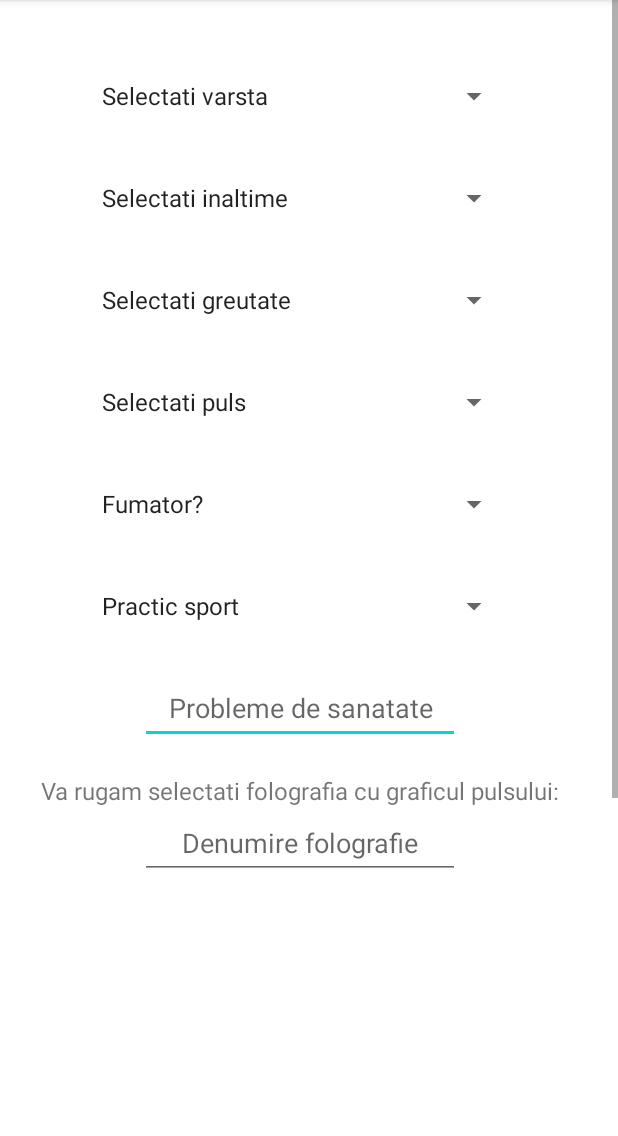
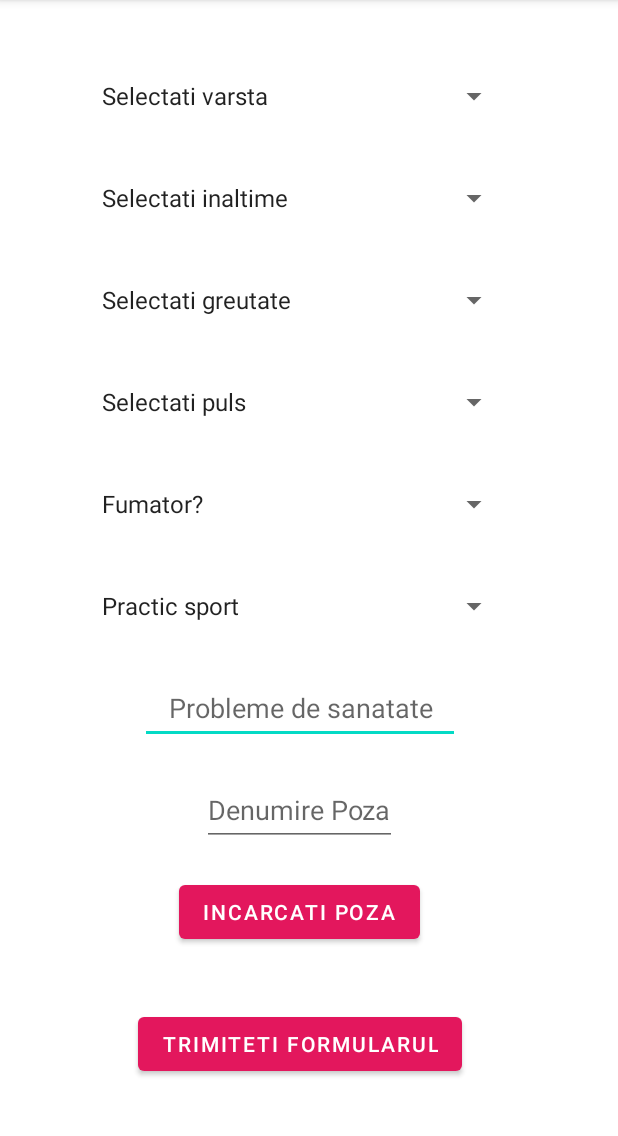
Before and after one commit to ralucaborca/Proiect_CHS_SMA, an Android app: the FormularPacient_activity screen opened directly, with no data from a screen before it, on a phone screen of 412 x 824 dp, the part 84-1220 px from its top. Run offline under Robolectric (Android 15) with nearby library versions, the phone set to English and light mode, and no system bars; our stand-ins replace Firebase (no records; nobody signed in at launch, a user with empty details on screens opened directly).

```diff
--- a/app/src/main/java/com/example/proiect_chs_sma/FormularPacient_activity.java
+++ b/app/src/main/java/com/example/proiect_chs_sma/FormularPacient_activity.java
@@ -30,21 +30,15 @@ import java.util.Date;
 import java.util.Locale;
 
 public class FormularPacient_activity extends AppCompatActivity{
-    private EditText  problemes, id_pacient, denumire;
+    private EditText  problemes, id_pacient, denumire1;
     private Spinner varstaSpinner, inaltimeSpinner, greutateSpinner, pulsSpinner, fumatSpinner, sportSpinner;
     private FirebaseDatabase mDatabase;
     private DatabaseReference databaseReference;
     private StorageReference storageReference = FirebaseStorage.getInstance().getReference();
-    Pacients pacients;
+    Pacients pacients = new Pacients();
     private Button button_formular, button_puls, button_imagine;
     private FirebaseUser user;
     private String userId;
-
-    Button home, rasfoieste, incarca;
-    ImageView imageView;
-    StorageReference pozaRef;
-    DatabaseReference pozafirebaase;
-    Uri imagineURI;
 
     @Override
     protected void onCreate(Bundle savedInstanceState) {
@@ -59,34 +53,10 @@ public class FormularPacient_activity extends AppCompatActivity{
         pulsSpinner = (Spinner) findViewById(R.id.alegerepuls);
         fumatSpinner = (Spinner) findViewById(R.id.alegerefumat);
         sportSpinner = (Spinner) findViewById(R.id.alegeresport);
-        denumire = findViewById(R.id.denumire_poza_puls);
-
-        rasfoieste = findViewById(R.id.rasfoieste_btn);
-        imageView = findViewById(R.id.fotoView);
-        pacients = new Pacients();
+        denumire1 = findViewById(R.id.numeee_pozaaa);
 
         mDatabase = FirebaseDatabase.getInstance();
         databaseReference = mDatabase.getReference("Despre pacienti");
-
-        imageView.setOnClickListener(new View.OnClickListener() {
-            @Override
-            public void onClick(View v) {
-                Intent openPhoto = new Intent();
-                openPhoto.setAction(Intent.ACTION_GET_CONTENT);
-                openPhoto.setType("image/*");
-                startActivityForResult(openPhoto, 2);
-            }
-        });
-        rasfoieste.setOnClickListener(new View.OnClickListener() {
-            @Override
-            public void onClick(View v) {
-                Intent openPhoto = new Intent();
-                openPhoto.setAction(Intent.ACTION_GET_CONTENT);
-                openPhoto.setType("image/*");
-                startActivityForResult(openPhoto, 2);
-            }
-        });
-
 
         button_formular.setOnClickListener(new View.OnClickListener() {
             @Override
@@ -100,7 +70,7 @@ public class FormularPacient_activity extends AppCompatActivity{
                 String sport = sportSpinner.getSelectedItem().toString();
                 String probleme_sanatate = problemes.getText().toString().trim();
                 String idpacient = FirebaseAuth.getInstance().getCurrentUser().getUid();
-                String denumire_poza = denumire.getText().toString().trim();
+                String denumire_poza = denumire1.getText().toString().trim();
 
                 pacients.setGreutate(greutate);
                 pacients.setInaltime(inaltime);
@@ -112,12 +82,6 @@ public class FormularPacient_activity extends AppCompatActivity{
                 pacients.setIdPacient(idpacient);
                 pacients.setNumePoza(denumire_poza);
 
-
-                    if(imagineURI != null){
-                        uploadToFirebase(imagineURI);
-                    }else{
-                        Toast.makeText(FormularPacient_activity.this, "Va rugam incarcati imaginea cu pulsul dvs.",Toast.LENGTH_SHORT).show();
-                    }
                 databaseReference.child(FirebaseAuth.getInstance().getCurrentUser().getUid()).setValue(pacients);
                 Toast.makeText(FormularPacient_activity.this, "Informatiile pacientului au fost adaugate cu succes!",
                         Toast.LENGTH_SHORT).show();
@@ -138,45 +102,6 @@ public class FormularPacient_activity extends AppCompatActivity{
             }
         });
     }
-    protected void onActivityResult(int requestCode, int resultCode, @Nullable Intent data) {
-        super.onActivityResult(requestCode, resultCode, data);
-        if(requestCode == 2 && resultCode == RESULT_OK && data != null){
-            imagineURI = data.getData();
-            imageView.setImageURI(imagineURI);
-        }
-    }
-    private void uploadToFirebase(Uri uri){
-        //SimpleDateFormat datePoza  = new SimpleDateFormat("yyyy_MM_dd_HH_mm_ss", Locale.getDefault());
-       // Date dataCurenta = new Date();
-        //String numePoza = datePoza.format(dataCurenta);
-        String numePoza =  denumire.getText().toString().trim();
-        pozaRef = FirebaseStorage.getInstance().getReference("Fotografii puls/" + numePoza);
 
-        pozaRef.putFile(uri).addOnSuccessListener(new OnSuccessListener<UploadTask.TaskSnapshot>() {
-            @Override
-            public void onSuccess(UploadTask.TaskSnapshot taskSnapshot) {
-                pozaRef.getDownloadUrl().addOnSuccessListener(new OnSuccessListener<Uri>() {
-                    @Override
-                    public void onSuccess(Uri uri) {
-                        Pacients data = new Pacients();
-                        data.setLinkImagine1(uri.toString());
-                        databaseReference.child(FirebaseAuth.getInstance().getCurrentUser().getUid()).child(numePoza).setValue(data);
-
-                        Intent goToMenuP = new Intent(FormularPacient_activity.this, FormularPacient_activity.class);
-                        startActivity(goToMenuP);
-                    }
-                });
-            }
-        }).addOnProgressListener(new OnProgressListener<UploadTask.TaskSnapshot>() {
-            @Override
-            public void onProgress(@NonNull UploadTask.TaskSnapshot snapshot) {
-            }
-        }).addOnFailureListener(new OnFailureListener() {
-            @Override
-            public void onFailure(@NonNull Exception e) {
-                Toast.makeText(FormularPacient_activity.this, "Informatiile nu au fost trimise!", Toast.LENGTH_SHORT).show();
-            }
-        });
-    }
 
 }
--- a/app/src/main/java/com/example/proiect_chs_sma/RecyclerView_Config.java
+++ b/app/src/main/java/com/example/proiect_chs_sma/RecyclerView_Config.java
@@ -52,7 +52,6 @@ public class RecyclerView_Config extends RecyclerView.Adapter<RecyclerView_Confi
             probleme_sanatate = itemView.findViewById(R.id.valoare_sanatate);
             button_like = itemView.findViewById(R.id.button_like);
             poza_puls_denumire = itemView.findViewById(R.id.nume_poza);
-            imageViewPuls = itemView.findViewById(R.id.puls_imagine);
 
             itemView.setOnClickListener(new View.OnClickListener() {
                 @Override
@@ -97,7 +96,7 @@ public class RecyclerView_Config extends RecyclerView.Adapter<RecyclerView_Confi
         holder.sport.setText(lista.getSport());
         holder.probleme_sanatate.setText(lista.getSanatate());
         holder.poza_puls_denumire.setText(lista.getNumePoza());
-        Glide.with(mContext).load(lista.getLinkImagine1()).into(holder.imageViewPuls);
+       // Glide.with(mContext).load(lista.getLinkImagine1()).into(holder.imageViewPuls);
     }
 
     @Override
--- a/app/src/main/res/layout/activity_formular_pacient.xml
+++ b/app/src/main/res/layout/activity_formular_pacient.xml
@@ -129,55 +129,22 @@
         android:minHeight="48dp"
         />
 
-        <TextView
-            android:layout_width="wrap_content"
-            android:layout_height="wrap_content"
-            android:text="Va rugam selectati folografia cu graficul pulsului:"
-            android:textSize="16dp">
-        </TextView>
     <EditText
-        android:id="@+id/denumire_poza_puls"
+        android:id="@+id/numeee_pozaaa"
         android:layout_width="wrap_content"
         android:layout_height="wrap_content"
         android:layout_marginBottom="20dp"
-        android:ems="10"
         android:gravity="center"
-        android:hint="Denumire folografie"
-        android:inputType="textMultiLine"
-        android:minHeight="48dp"
-        ></EditText>
-    <ImageView
-        android:id="@+id/fotoView"
-        android:layout_width="250dp"
-        android:layout_height="267dp"
-        app:layout_constraintBottom_toBottomOf="parent"
-        app:layout_constraintEnd_toEndOf="parent"
-        app:layout_constraintHorizontal_bias="0.496"
-        app:layout_constraintStart_toStartOf="parent"
-        app:layout_constraintTop_toTopOf="parent"
-        app:layout_constraintVertical_bias="0.115" />
-
-    <Button
-        android:id="@+id/rasfoieste_btn"
-        android:layout_width="150dp"
-        android:layout_height="60dp"
-        android:text="Rasfoieste in galerie"
-        android:textColor="@color/white"
-        app:layout_constraintBottom_toBottomOf="parent"
-        app:layout_constraintEnd_toEndOf="parent"
-        app:layout_constraintHorizontal_bias="0.498"
-        app:layout_constraintStart_toStartOf="parent"
-        app:layout_constraintTop_toTopOf="parent"
-        app:layout_constraintVertical_bias="0.499" />
-
+        android:hint="Denumire Poza"
+        android:minHeight="48dp" />
     <Button
         android:id="@+id/xxxxxxx"
         android:layout_width="wrap_content"
         android:layout_height="wrap_content"
         android:layout_marginBottom="40dp"
         android:text="Incarcati poza">
+    </Button>
 
-</Button>
     <Button
         android:id="@+id/button_formular"
         android:layout_width="wrap_content"
```
Also changed, not shown: app/src/main/res/layout/pacient_list.xml (+4 -19 lines). Lines whose indentation alone changed are shown as unchanged.
